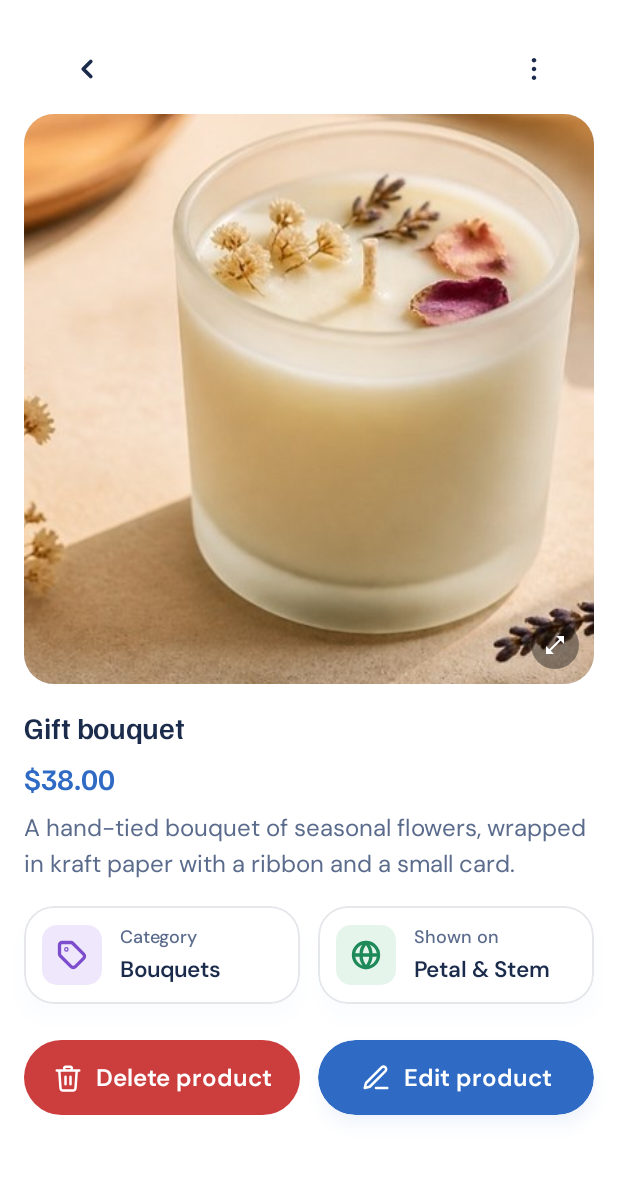
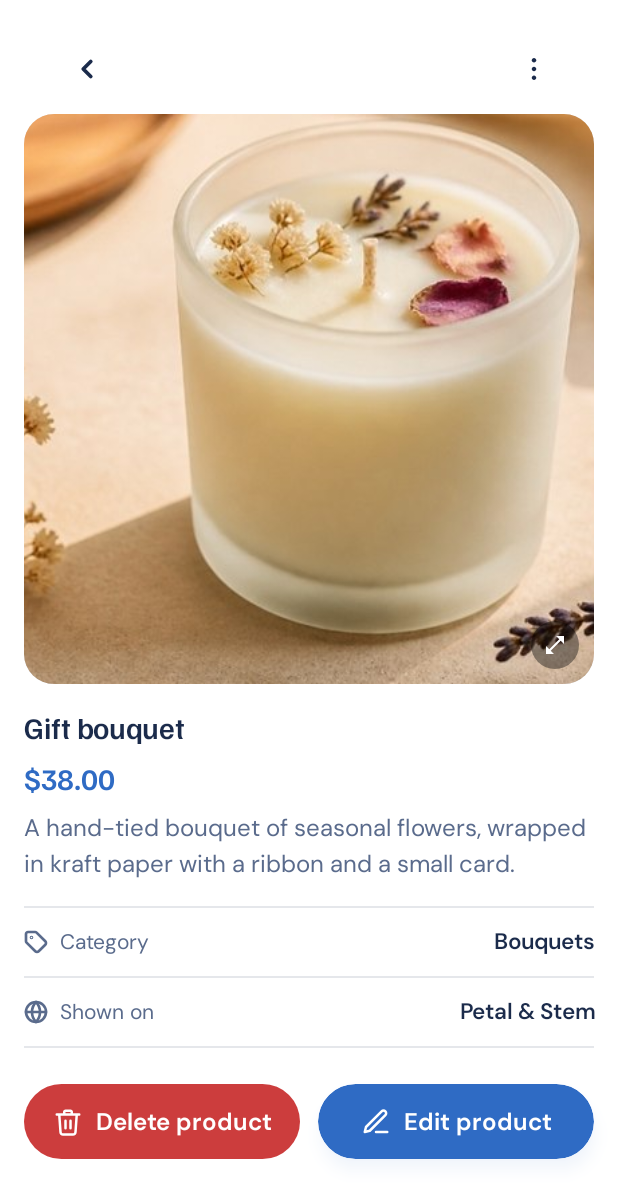
Before and after one commit to lilyleena/WebBlock-Android, an Android app built with Jetpack Compose: the @Preview function ProductDetailBodyPreview, on a phone screen of 412 x 824 dp. Shown: the top 1200 px of the screen. Run offline under Robolectric (Android 15) with nearby library versions, the phone set to English and light mode, and no system bars.

Commit message:
modified detail product page

```diff
--- a/features/src/main/java/com/kshrd/features/products/presentation/components/ProductDetailBody.kt
+++ b/features/src/main/java/com/kshrd/features/products/presentation/components/ProductDetailBody.kt
@@ -5,10 +5,8 @@ import androidx.compose.foundation.clickable
 import androidx.compose.foundation.layout.Arrangement
 import androidx.compose.foundation.layout.Box
 import androidx.compose.foundation.layout.Column
-import androidx.compose.foundation.layout.IntrinsicSize
 import androidx.compose.foundation.layout.Row
 import androidx.compose.foundation.layout.aspectRatio
-import androidx.compose.foundation.layout.fillMaxHeight
 import androidx.compose.foundation.layout.fillMaxSize
 import androidx.compose.foundation.layout.fillMaxWidth
 import androidx.compose.foundation.layout.height
@@ -16,7 +14,6 @@ import androidx.compose.foundation.layout.padding
 import androidx.compose.foundation.layout.safeDrawingPadding
 import androidx.compose.foundation.layout.size
 import androidx.compose.foundation.shape.CircleShape
-import androidx.compose.foundation.shape.RoundedCornerShape
 import androidx.compose.material.icons.Icons
 import androidx.compose.material.icons.outlined.Edit
 import androidx.compose.material.icons.outlined.OpenInFull
@@ -36,6 +33,7 @@ import androidx.compose.ui.graphics.Color
 import androidx.compose.ui.graphics.vector.ImageVector
 import androidx.compose.ui.res.stringResource
 import androidx.compose.ui.semantics.Role
+import androidx.compose.ui.text.style.TextAlign
 import androidx.compose.ui.text.style.TextOverflow
 import androidx.compose.ui.unit.dp
 import androidx.compose.ui.window.Dialog
@@ -43,7 +41,6 @@ import androidx.compose.ui.window.DialogProperties
 import com.kshrd.coreui.components.button.PrimaryButton
 import com.kshrd.coreui.components.button.SecondaryButton
 import com.kshrd.coreui.components.card.glass
-import com.kshrd.coreui.components.card.wbCard
 import com.kshrd.coreui.components.menu.WbDropdownMenu
 import com.kshrd.coreui.components.menu.WbMenuItem
 import com.kshrd.coreui.format.formatPrice
@@ -176,44 +173,55 @@ fun ProductDetailBody(
     if (viewerOpen) PhotoViewer(product.imageUrl, onClose = { viewerOpen = false })
 }
 
-/** Two facts side by side, each in its own small card of equal height. */
+/**
+ * Read-only details as a plain list (label left, value right, hairline dividers), not cards, so they
+ * don't look like buttons next to Delete / Edit below.
+ */
 @Composable
 private fun FactsRow(
     category: String,
     websiteName: String?,
 ) {
-    val wb = MaterialTheme.wb
-    Row(modifier = Modifier.fillMaxWidth().height(IntrinsicSize.Min), horizontalArrangement = Arrangement.spacedBy(Space.s)) {
-        Fact(WebIcons.Tag, wb.purple, wb.purpleSoft, stringResource(R.string.pv_detail_category), category, Modifier.weight(1f))
+    Column(modifier = Modifier.fillMaxWidth()) {
+        FactDivider()
+        Fact(WebIcons.Tag, stringResource(R.string.pv_detail_category), category)
         if (websiteName != null) {
-            Fact(WebIcons.Globe, wb.green, wb.greenSoft, stringResource(R.string.pv_detail_shown_on), websiteName, Modifier.weight(1f))
+            FactDivider()
+            Fact(WebIcons.Globe, stringResource(R.string.pv_detail_shown_on), websiteName)
         }
+        FactDivider()
     }
 }
 
-/** One fact card: tinted icon tile, then a muted label over the value (two lines max, so long names still fit). */
+@Composable
+private fun FactDivider() {
+    Box(Modifier.fillMaxWidth().height(1.dp).background(MaterialTheme.wb.border))
+}
+
+/** One detail line: muted icon and label on the left, the value on the right (two lines max). */
 @Composable
 private fun Fact(
     icon: ImageVector,
-    tint: Color,
-    soft: Color,
     label: String,
     value: String,
-    modifier: Modifier = Modifier,
 ) {
     val wb = MaterialTheme.wb
     Row(
-        modifier = modifier.fillMaxHeight().wbCard(padding = Space.s),
+        modifier = Modifier.fillMaxWidth().padding(vertical = Space.s),
         verticalAlignment = Alignment.CenterVertically,
-        horizontalArrangement = Arrangement.spacedBy(Space.s),
+        horizontalArrangement = Arrangement.spacedBy(Space.xs),
     ) {
-        Box(Modifier.size(40.dp).background(soft, RoundedCornerShape(Radius.tile)), contentAlignment = Alignment.Center) {
-            Icon(icon, contentDescription = null, tint = tint, modifier = Modifier.size(Sizes.icon))
-        }
-        Column(verticalArrangement = Arrangement.spacedBy(Space.xxxs), modifier = Modifier.weight(1f)) {
-            Text(label, style = MaterialTheme.typography.labelMedium, color = wb.muted, maxLines = 1)
-            Text(value, style = MaterialTheme.typography.titleSmall, color = wb.text, maxLines = 2, overflow = TextOverflow.Ellipsis)
-        }
+        Icon(icon, contentDescription = null, tint = wb.muted, modifier = Modifier.size(Sizes.iconSmall))
+        Text(label, style = MaterialTheme.typography.bodyMedium, color = wb.muted, maxLines = 1)
+        Text(
+            value,
+            style = MaterialTheme.typography.titleSmall,
+            color = wb.text,
+            maxLines = 2,
+            overflow = TextOverflow.Ellipsis,
+            textAlign = TextAlign.End,
+            modifier = Modifier.weight(1f),
+        )
     }
 }
 
```
